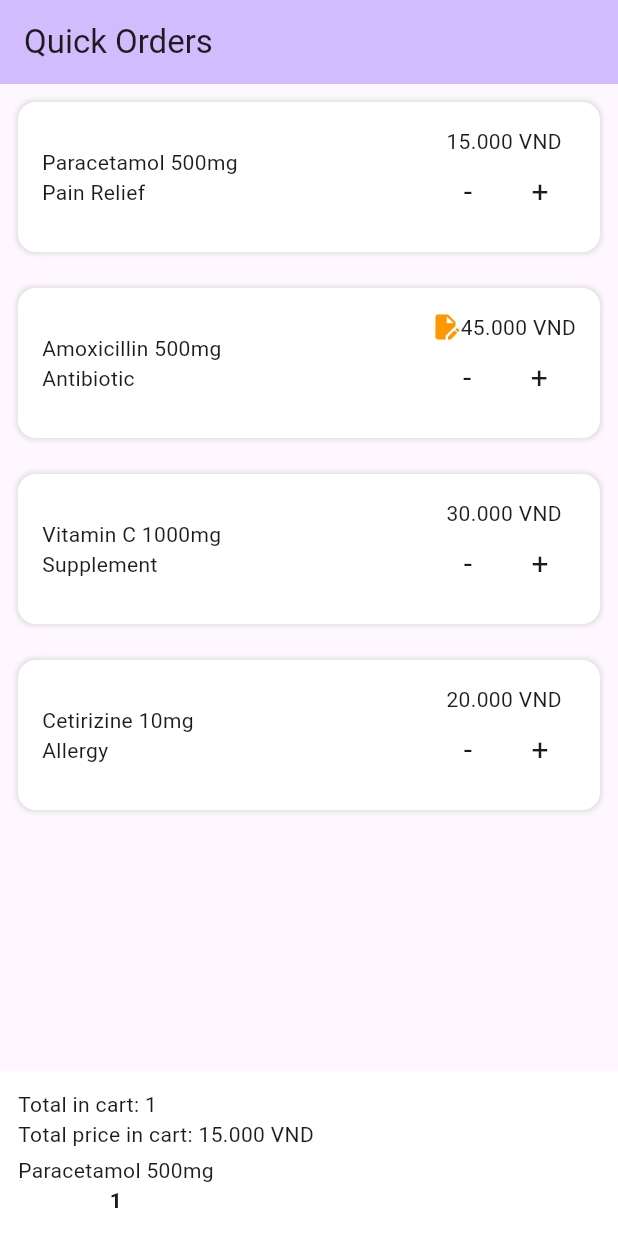
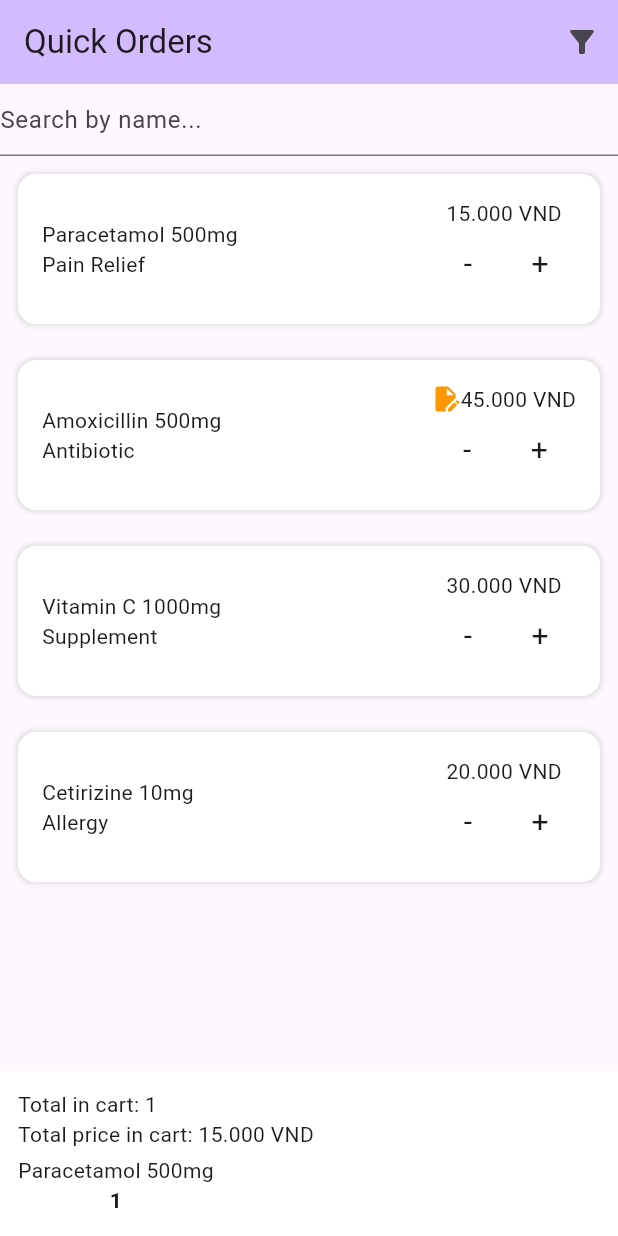
Before and after one commit to khangpt/quick_orders, a Flutter app: the screen it shows after launch, after a tap on an icon or button, on a phone screen of 412 x 824 dp. Run offline on Flutter 3.47's test engine with Material 3 defaults, Android fonts, the phone set to English and light mode, and no system bars; our stand-ins replace copy_with_extension, equatable, flutter_bloc; generated files the repository leaves out were written again.

```diff
--- a/lib/ui/home/app.dart
+++ b/lib/ui/home/app.dart
@@ -13,6 +13,7 @@ class MyHomePage extends StatefulWidget {
 
 class _MyHomePageState extends State<MyHomePage> {
   late final _bloc = HomeBloc();
+  late final _searchController = TextEditingController();
 
   @override
   void initState() {
@@ -23,6 +24,7 @@ class _MyHomePageState extends State<MyHomePage> {
   @override
   void dispose() {
     _bloc.close();
+    _searchController.dispose();
     super.dispose();
   }
 
@@ -32,17 +34,83 @@ class _MyHomePageState extends State<MyHomePage> {
       appBar: AppBar(
         backgroundColor: Theme.of(context).colorScheme.inversePrimary,
         title: Text('Quick Orders'),
+        actions: [
+          IconButton(
+            onPressed: () async {
+              final filter = await showModalBottomSheet<String>(
+                context: context,
+                builder: (context) {
+                  return BottomSheet(
+                    constraints: BoxConstraints(maxHeight: 350),
+                    onClosing: () {},
+                    builder: (context) {
+                      return Padding(
+                        padding: EdgeInsets.all(12),
+                        child: Column(
+                          spacing: 12,
+                          children: [
+                            ElevatedButton(
+                              onPressed: () => Navigator.of(context).pop(''),
+                              child: Text('All'),
+                            ),
+                            ElevatedButton(
+                              onPressed: () => Navigator.of(context).pop('Pain Relief'),
+                              child: Text('Pain Relief'),
+                            ),
+                            ElevatedButton(
+                              onPressed: () => Navigator.of(context).pop('Antibiotic'),
+                              child: Text('Antibiotic'),
+                            ),
+                            ElevatedButton(
+                              onPressed: () => Navigator.of(context).pop('Supplement'),
+                              child: Text('Supplement'),
+                            ),
+                            ElevatedButton(
+                              onPressed: () => Navigator.of(context).pop('Allergy'),
+                              child: Text('Allergy'),
+                            ),
+                          ],
+                        ),
+                      );
+                    },
+                  );
+                },
+              );
+              _bloc.filter(filter);
+            },
+            icon: Icon(Icons.filter_alt),
+          ),
+        ],
       ),
       body: CustomScrollView(
         slivers: [
+          SliverToBoxAdapter(
+            child: TextFormField(
+              controller: _searchController,
+              decoration: InputDecoration(hintText: 'Search by name...'),
+              onChanged: (value) => _bloc.search(value),
+            ),
+          ),
           BlocBuilder<HomeBloc, HomeState>(
             bloc: _bloc,
-            buildWhen: (previous, current) => previous.products != current.products,
+            buildWhen: (previous, current) => previous.searchings != current.searchings,
             builder: (context, state) {
+              if (state.searchings.isEmpty) {
+                return SliverToBoxAdapter(
+                  child: Column(
+                    mainAxisAlignment: MainAxisAlignment.center,
+                    children: [
+                      SizedBox(height: 200),
+                      Icon(Icons.shopping_cart_outlined, size: 120, color: Colors.grey.shade300),
+                    ],
+                  ),
+                );
+              }
+
               return SliverList.builder(
-                itemCount: state.products.length,
+                itemCount: state.searchings.length,
                 itemBuilder: (context, index) {
-                  final p = state.products[index];
+                  final p = state.searchings[index];
 
                   return Padding(
                     padding: EdgeInsets.all(12),
--- a/lib/ui/home/bloc/home_bloc.dart
+++ b/lib/ui/home/bloc/home_bloc.dart
@@ -11,13 +11,13 @@ class HomeBloc extends Cubit<HomeState> {
 
   void init() async {
     final response = await _fetchProductsUseCase();
-    emit(state.copyWith(products: response));
+    emit(state.copyWith(products: response, searchings: response));
   }
 
   void addToCart(Product p) {
     if (state.carts.any((element) => element.id == p.id)) {
       var item = state.carts.firstWhereOrNull((element) => element.id == p.id);
-      item = item!.copyWith(count: item.count + 1);
+      item = item!.copyWith(count: (item.count + 1).clamp(0, 99));
       final newCarts = state.carts.toList()..removeWhere((element) => element.id == item!.id);
       emit(state.copyWith(carts: [item, ...newCarts]));
     } else {
@@ -38,4 +38,31 @@ class HomeBloc extends Cubit<HomeState> {
       }
     }
   }
+
+  void search(String key) {
+    if (key.isEmpty) {
+      emit(state.copyWith(searchings: state.products));
+      return;
+    }
+
+    final result = state.products.where((element) {
+      return element.name?.toUpperCase().contains(key.toUpperCase()) ??
+          false || key.toUpperCase().contains(element.name?.toUpperCase() ?? '');
+    }).toList();
+
+    emit(state.copyWith(searchings: result));
+  }
+
+  void filter(String? filter) {
+    if (filter?.isEmpty ?? true) {
+      emit(state.copyWith(searchings: state.products));
+      return;
+    }
+
+    final result = state.products.where((element) {
+      return element.category?.toUpperCase() == filter?.toUpperCase();
+    }).toList();
+
+    emit(state.copyWith(searchings: result));
+  }
 }
--- a/lib/ui/home/bloc/home_state.dart
+++ b/lib/ui/home/bloc/home_state.dart
@@ -6,14 +6,16 @@ part 'home_state.g.dart';
 
 @CopyWith()
 class HomeState extends Equatable {
-  const HomeState({this.products = const [], this.carts = const []});
+  const HomeState({this.products = const [], this.carts = const [], this.searchings = const []});
 
   final List<Product> products;
+
+  final List<Product> searchings;
 
   final List<Product> carts;
 
   @override
-  List<Object?> get props => [products, carts];
+  List<Object?> get props => [products, carts, searchings];
 
   int get totalInCart => carts.fold(0, (previousValue, element) => previousValue + element.count);
   double get totalPriceInCart => carts.fold(
```
Also changed, not shown: 2 other files.
